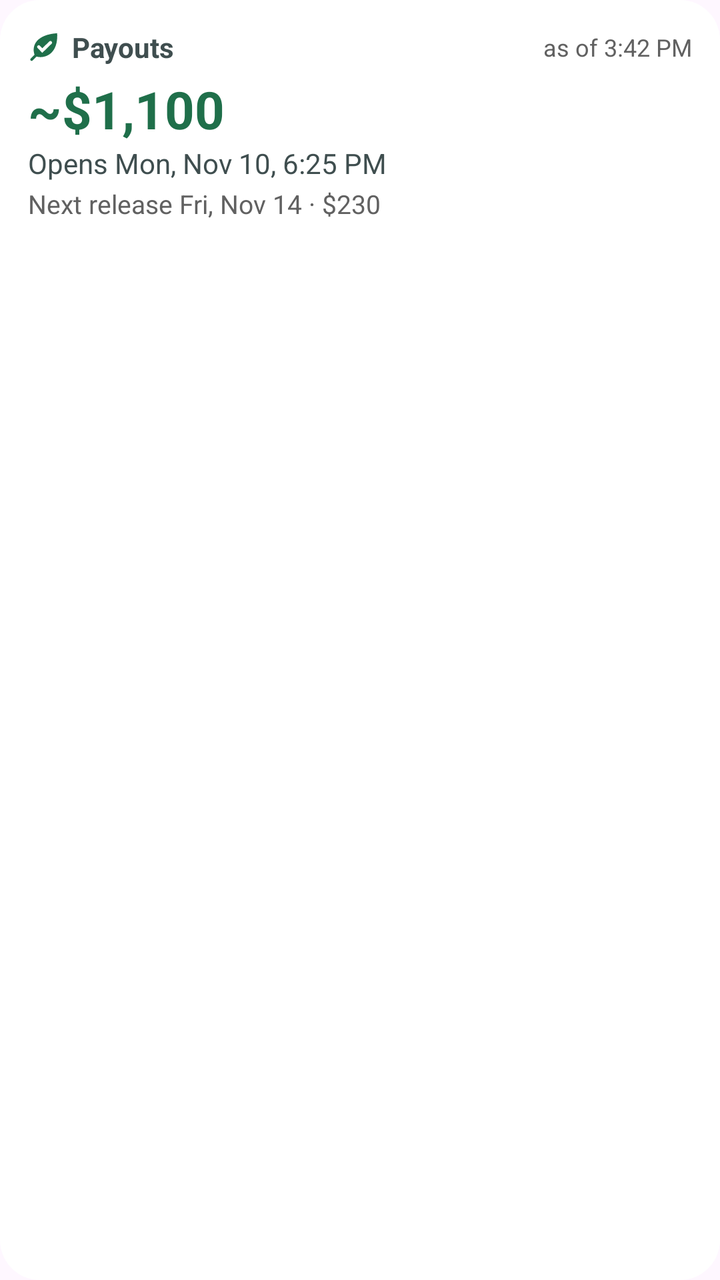
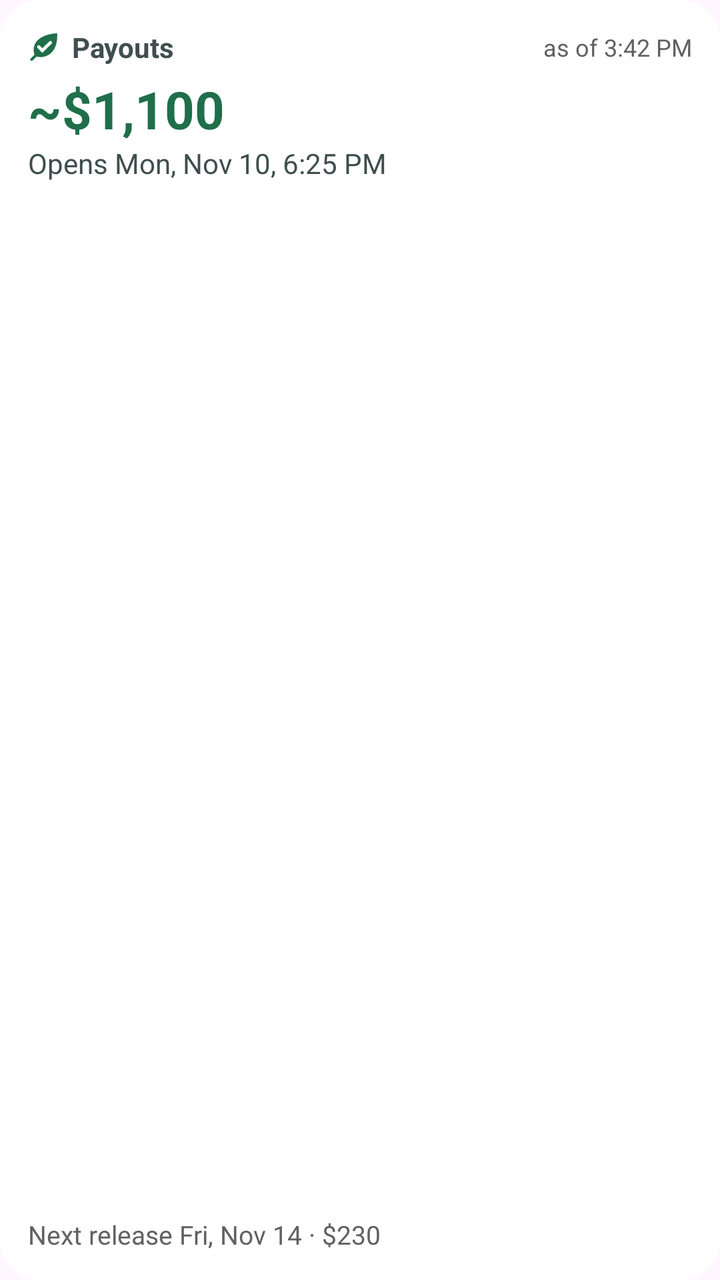

Two renders of the same Android screen: before a commit and after it. Below are the layout's source before the change and the commit's diff.
<!-- AndroidManifest.xml: application theme Theme.taskmint -->
<!-- res/layout/widget_payouts.xml -->
<?xml version="1.0" encoding="utf-8"?>
<LinearLayout xmlns:android="http://schemas.android.com/apk/res/android"
    android:id="@+id/widget_root"
    android:layout_width="match_parent"
    android:layout_height="match_parent"
    android:background="@drawable/widget_background"
    android:orientation="vertical"
    android:padding="14dp">

    <LinearLayout
        android:layout_width="match_parent"
        android:layout_height="wrap_content"
        android:gravity="center_vertical"
        android:orientation="horizontal">

        <ImageView
            android:layout_width="16dp"
            android:layout_height="16dp"
            android:importantForAccessibility="no"
            android:src="@drawable/ic_stat_taskmint"
            android:tint="@color/widget_accent" />

        <TextView
            android:layout_width="0dp"
            android:layout_height="wrap_content"
            android:layout_marginStart="6dp"
            android:layout_weight="1"
            android:text="@string/widget_payouts_label"
            android:textColor="@color/widget_text"
            android:textSize="14sp"
            android:textStyle="bold" />

        <TextView
            android:id="@+id/widget_as_of"
            android:layout_width="wrap_content"
            android:layout_height="wrap_content"
            android:text="as of 3:42 PM"
            android:textColor="@color/widget_text_secondary"
            android:textSize="12sp" />
    </LinearLayout>

    <TextView
        android:id="@+id/payouts_amount"
        android:layout_width="wrap_content"
        android:layout_height="wrap_content"
        android:layout_marginTop="4dp"
        android:text="~$1,100"
        android:textColor="@color/widget_accent"
        android:textSize="26sp"
        android:textStyle="bold" />

    <TextView
        android:id="@+id/payouts_status"
        android:layout_width="match_parent"
        android:layout_height="wrap_content"
        android:ellipsize="end"
        android:maxLines="2"
        android:text="Opens Mon, Nov 10, 6:25 PM"
        android:textColor="@color/widget_text"
        android:textSize="14sp" />

    <TextView
        android:id="@+id/payouts_release"
        android:layout_width="match_parent"
        android:layout_height="wrap_content"
        android:layout_marginTop="2dp"
        android:ellipsize="end"
        android:singleLine="true"
        android:text="Next release Fri, Nov 14 · $230"
        android:textColor="@color/widget_text_secondary"
        android:textSize="13sp" />
</LinearLayout>
<!-- resources referenced by this layout -->
<resources>
  <color name="widget_accent">#FF1F6F4A</color>
  <color name="widget_text">#FF3F4E4F</color>
  <color name="widget_text_secondary">#FF616161</color>
  <!-- drawable ic_stat_taskmint (drawable) -->
  <?xml version="1.0" encoding="utf-8"?>
  <vector xmlns:android="http://schemas.android.com/apk/res/android"
      android:width="24dp"
      android:height="24dp"
      android:viewportWidth="24"
      android:viewportHeight="24">
      <group
          android:scaleX="0.9"
          android:scaleY="0.9"
          android:translateX="1.2"
          android:translateY="1.2">
          <path
              android:fillColor="#FFFFFFFF"
              android:fillType="evenOdd"
              android:pathData="M4.6,19.8 C2.3,15.2 3.2,9.6 7.4,6.0 C11.6,2.4 17.5,1.2 23.0,0.8 C23.3,6.3 22.4,12.6 18.6,16.6 C14.6,20.8 8.6,21.6 4.6,19.8 Z M8.555,11.245 L10.615,13.277 L16.46,7.632 A1.35,1.35 0 0,1 18.34,9.568 L10.585,17.123 L6.645,13.155 A1.35,1.35 0 0,1 8.555,11.245 Z" />
          <path
              android:fillColor="#FFFFFFFF"
              android:pathData="M6.38,19.57 L2.38,23.57 A1.1,1.1 0 0,1 0.82,22.03 L4.82,18.03 Z" />
      </group>
  </vector>
  <!-- drawable widget_background (drawable) -->
  <?xml version="1.0" encoding="utf-8"?>
  <shape xmlns:android="http://schemas.android.com/apk/res/android" android:shape="rectangle">
      <solid android:color="@color/widget_background" />
      <corners android:radius="20dp" />
  </shape>
  <string name="widget_payouts_label">Payouts</string>
  <style name="Theme.taskmint" parent="Theme.Material3.DayNight.NoActionBar">
          
      </style>
  <color name="widget_background">#FFFFFFFF</color>
</resources>

<!-- the commit's change to res/layout/widget_payouts.xml (unified diff, before → after) -->
@@ -59,6 +59,12 @@
         android:textColor="@color/widget_text"
         android:textSize="14sp" />
 
+    
+    <FrameLayout
+        android:layout_width="match_parent"
+        android:layout_height="0dp"
+        android:layout_weight="1" />
+
     <TextView
         android:id="@+id/payouts_release"
         android:layout_width="match_parent"
